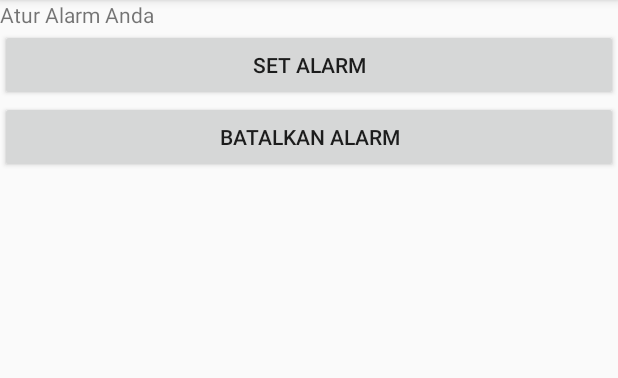
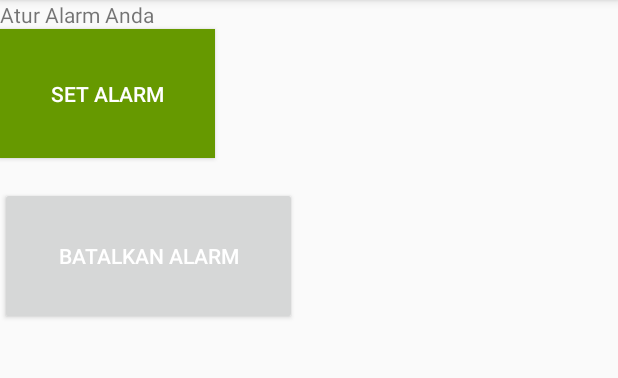
Before and after one commit to nadiaputrinurramadhani/Project001_IstiqomahApp, an Android app: the screen it shows after launch (MainActivity), on a phone screen of 412 x 824 dp, the part 84-462 px from its top. Run offline under Robolectric (Android 15) with nearby library versions, the phone set to English and light mode, and no system bars.

Commit message:
alarm final

```diff
--- a/app/src/main/res/layout/activity_main.xml
+++ b/app/src/main/res/layout/activity_main.xml
@@ -5,6 +5,7 @@
     android:layout_width="fill_parent"
     android:layout_height="fill_parent"
     android:orientation="vertical"
+    android:weightSum="1"
     tools:context="id.sch.smktelkom_mlg.project.xirpl306152433.istiqomahapp.MainActivity">
 
     <TextView
@@ -14,18 +15,25 @@
 
     <Button
         android:id="@+id/btSet"
-        android:layout_width="fill_parent"
-        android:layout_height="wrap_content"
-        android:text="Set Alarm" />
-
-    <Button
-        android:id="@+id/btCancel"
-        android:layout_width="fill_parent"
-        android:layout_height="wrap_content"
-        android:text="Batalkan Alarm" />
+        android:layout_width="143dp"
+        android:layout_height="86dp"
+        android:background="@android:color/holo_green_dark"
+        android:text="Set Alarm"
+        android:textColor="@android:color/background_light"
+        tools:layout_width="200dp" />
 
     <TextView
         android:id="@+id/promptID"
         android:layout_width="fill_parent"
         android:layout_height="wrap_content" />
+
+    <Button
+        android:id="@+id/btCancel"
+        android:layout_width="198dp"
+        android:layout_height="92dp"
+        android:text="Batalkan Alarm"
+        android:textColor="@android:color/background_light"
+        tools:background="@android:color/holo_red_dark"
+        tools:layout_width="200dp" />
+
 </LinearLayout>
```
